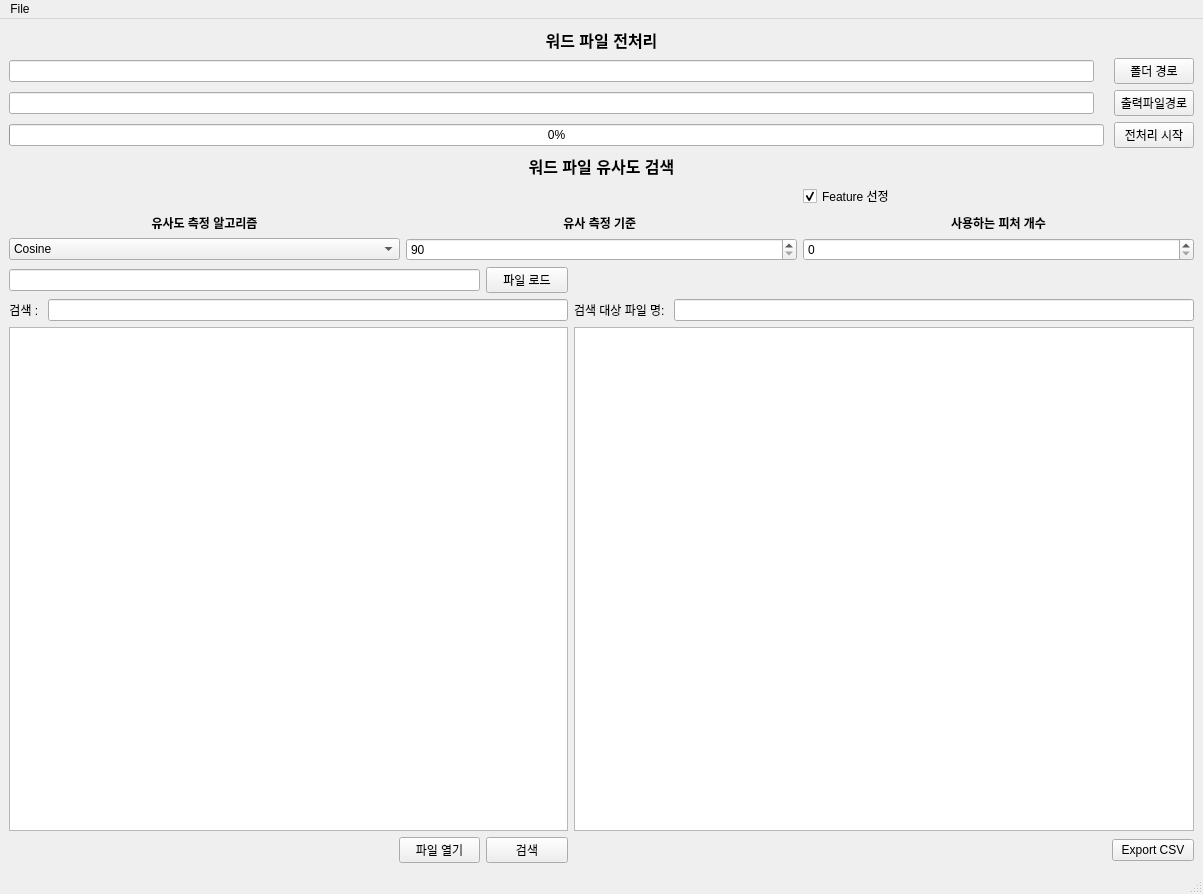
The window that WORD_main.ui (joseoyeon/L-SDSS) describes before a commit, drawn with Qt 5.
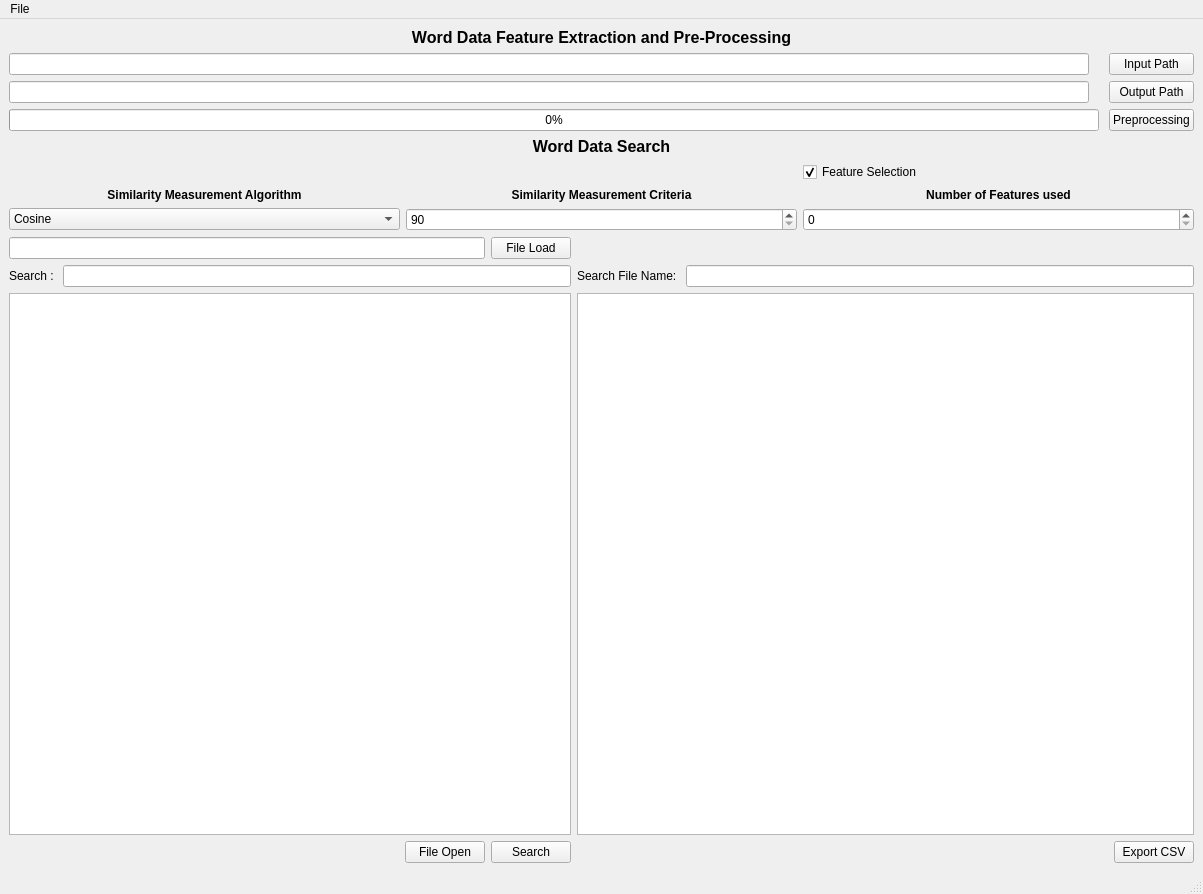
The same window after the commit.

The edit to the form file:
```diff
--- a/WORD_main.ui
+++ b/WORD_main.ui
@@ -46,7 +46,7 @@
         <item row="2" column="2">
          <widget class="QPushButton" name="OutputPath">
           <property name="text">
-           <string>출력파일경로</string>
+           <string>Output Path</string>
           </property>
          </widget>
         </item>
@@ -63,21 +63,21 @@
            <cursorShape>PointingHandCursor</cursorShape>
           </property>
           <property name="text">
-           <string>폴더 경로</string>
+           <string>Input Path</string>
           </property>
          </widget>
         </item>
         <item row="3" column="2">
          <widget class="QPushButton" name="PreProcessing">
           <property name="text">
-           <string>전처리 시작</string>
+           <string>Preprocessing</string>
           </property>
          </widget>
         </item>
         <item row="0" column="0" colspan="3">
          <widget class="QLabel" name="label_3">
           <property name="text">
-           <string>&lt;html&gt;&lt;head/&gt;&lt;body&gt;&lt;p align=&quot;center&quot;&gt;&lt;span style=&quot; font-size:12pt; font-weight:600;&quot;&gt;워드 파일 전처리&lt;/span&gt;&lt;/p&gt;&lt;/body&gt;&lt;/html&gt;</string>
+           <string>&lt;html&gt;&lt;head/&gt;&lt;body&gt;&lt;p align=&quot;center&quot;&gt;&lt;span style=&quot; font-size:12pt; font-weight:600;&quot;&gt;Word Data Feature Extraction and Pre-Processing&lt;/span&gt;&lt;/p&gt;&lt;/body&gt;&lt;/html&gt;</string>
           </property>
           <property name="margin">
            <number>10</number>
@@ -111,7 +111,7 @@
         <item row="9" column="1">
          <widget class="QLabel" name="label">
           <property name="text">
-           <string>&lt;html&gt;&lt;head/&gt;&lt;body&gt;&lt;p align=&quot;center&quot;&gt;&lt;span style=&quot; font-weight:600;&quot;&gt;유사 측정 기준 &lt;/span&gt;&lt;/p&gt;&lt;/body&gt;&lt;/html&gt;</string>
+           <string>&lt;html&gt;&lt;head/&gt;&lt;body&gt;&lt;p align=&quot;center&quot;&gt;&lt;span style=&quot; font-weight:600;&quot;&gt;Similarity Measurement Criteria&lt;/span&gt;&lt;/p&gt;&lt;/body&gt;&lt;/html&gt;</string>
           </property>
          </widget>
         </item>
@@ -139,7 +139,7 @@
         <item row="9" column="2">
          <widget class="QLabel" name="label_2">
           <property name="text">
-           <string>&lt;html&gt;&lt;head/&gt;&lt;body&gt;&lt;p align=&quot;center&quot;&gt;&lt;span style=&quot; font-weight:600;&quot;&gt;사용하는 피처 개수&lt;/span&gt;&lt;/p&gt;&lt;/body&gt;&lt;/html&gt;</string>
+           <string>&lt;html&gt;&lt;head/&gt;&lt;body&gt;&lt;p align=&quot;center&quot;&gt;&lt;span style=&quot; font-weight:600;&quot;&gt;Number of Features used&lt;/span&gt;&lt;/p&gt;&lt;/body&gt;&lt;/html&gt;</string>
           </property>
          </widget>
         </item>
@@ -149,7 +149,7 @@
            <bool>true</bool>
           </property>
           <property name="text">
-           <string>Feature 선정</string>
+           <string>Feature Selection</string>
           </property>
           <property name="checked">
            <bool>true</bool>
@@ -159,7 +159,7 @@
         <item row="9" column="0">
          <widget class="QLabel" name="simularity_title">
           <property name="text">
-           <string>&lt;html&gt;&lt;head/&gt;&lt;body&gt;&lt;p align=&quot;center&quot;&gt;&lt;span style=&quot; font-weight:600;&quot;&gt;유사도 측정 알고리즘&lt;/span&gt;&lt;/p&gt;&lt;/body&gt;&lt;/html&gt;</string>
+           <string>&lt;html&gt;&lt;head/&gt;&lt;body&gt;&lt;p align=&quot;center&quot;&gt;&lt;span style=&quot; font-weight:600;&quot;&gt;Similarity Measurement Algorithm&lt;/span&gt;&lt;/p&gt;&lt;/body&gt;&lt;/html&gt;</string>
           </property>
          </widget>
         </item>
@@ -168,7 +168,7 @@
       <item row="1" column="0" colspan="2">
        <widget class="QLabel" name="title2">
         <property name="text">
-         <string>&lt;html&gt;&lt;head/&gt;&lt;body&gt;&lt;p align=&quot;center&quot;&gt;&lt;span style=&quot; font-size:12pt; font-weight:600;&quot;&gt;워드 파일 유사도 검색&lt;/span&gt;&lt;/p&gt;&lt;/body&gt;&lt;/html&gt;</string>
+         <string>&lt;html&gt;&lt;head/&gt;&lt;body&gt;&lt;p align=&quot;center&quot;&gt;&lt;span style=&quot; font-size:12pt; font-weight:600;&quot;&gt;Word Data Search&lt;/span&gt;&lt;/p&gt;&lt;/body&gt;&lt;/html&gt;</string>
         </property>
         <property name="margin">
          <number>10</number>
@@ -229,7 +229,7 @@
          <enum>Qt::LeftToRight</enum>
         </property>
         <property name="text">
-         <string>&lt;html&gt;&lt;head/&gt;&lt;body&gt;&lt;p align=&quot;center&quot;&gt;검색 : &lt;/p&gt;&lt;/body&gt;&lt;/html&gt;</string>
+         <string>&lt;html&gt;&lt;head/&gt;&lt;body&gt;&lt;p align=&quot;center&quot;&gt;Search : &lt;/p&gt;&lt;/body&gt;&lt;/html&gt;</string>
         </property>
         <property name="alignment">
          <set>Qt::AlignLeading|Qt::AlignLeft|Qt::AlignVCenter</set>
@@ -248,7 +248,7 @@
          <cursorShape>PointingHandCursor</cursorShape>
         </property>
         <property name="text">
-         <string>파일 로드</string>
+         <string>File Load</string>
         </property>
         <property name="autoRepeatDelay">
          <number>300</number>
@@ -258,7 +258,7 @@
       <item row="6" column="6">
        <widget class="QPushButton" name="search_similarity">
         <property name="text">
-         <string>검색</string>
+         <string>Search</string>
         </property>
        </widget>
       </item>
@@ -275,7 +275,7 @@
       <item row="6" column="5">
        <widget class="QPushButton" name="fileopen">
         <property name="text">
-         <string>파일 열기</string>
+         <string>File Open</string>
         </property>
        </widget>
       </item>
@@ -288,7 +288,7 @@
          </sizepolicy>
         </property>
         <property name="text">
-         <string>검색 대상 파일 명: </string>
+         <string>Search File Name: </string>
         </property>
        </widget>
       </item>
```
Left out of the diff: 6 changed lines with no effect on the pictures.
